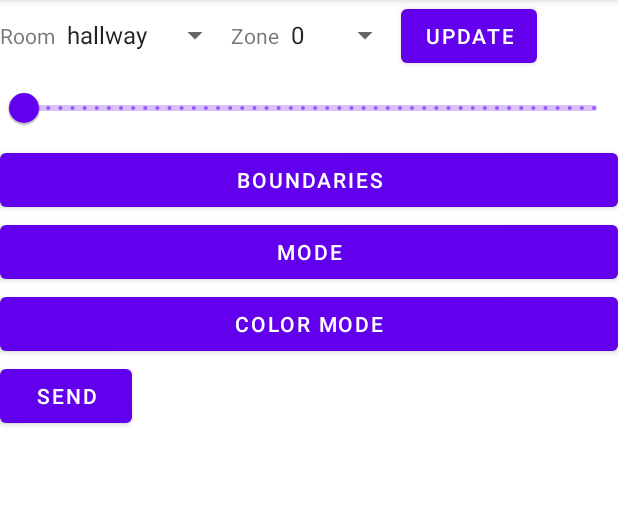
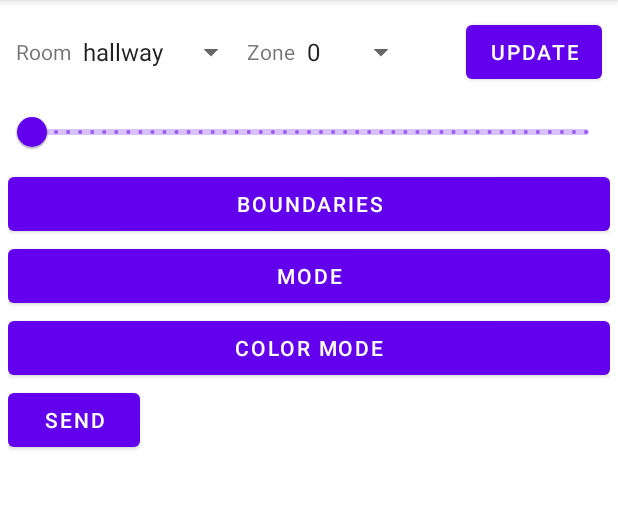
Before and after one commit to Nolven/home, an Android app: the fragment FragmentLed placed in its activity, on a phone screen of 412 x 824 dp, the part 84-594 px from its top. Run offline under Robolectric (Android 15) with nearby library versions, the phone set to English and light mode, and no system bars; our stand-ins replace Room's generated code; libraries missing offline, so code that uses them is left out: com.flask.colorpicker, org.eclipse.paho.

Commit message:
Style, baby

```diff
--- a/android_app/app/src/main/res/layout/fragment_led.xml
+++ b/android_app/app/src/main/res/layout/fragment_led.xml
@@ -4,41 +4,59 @@
     android:layout_width="match_parent"
     android:layout_height="match_parent"
     android:orientation="vertical"
+    android:layout_margin="5dp"
     tools:context=".led.FragmentLed">
 
-    <LinearLayout
-        android:layout_width="wrap_content"
+    <RelativeLayout
+        android:layout_width="match_parent"
         android:layout_height="wrap_content"
-        android:orientation="horizontal"
-        android:layout_gravity="center_vertical">
+        android:layout_margin="5dp">
 
         <TextView
+            android:id="@+id/room_spinner_label"
             android:layout_width="wrap_content"
             android:layout_height="wrap_content"
-            android:text="@string/room_spinner_label" />
+            android:layout_alignParentStart="true"
+            android:text="@string/room_spinner_label"
+            android:layout_centerInParent="true"
+            />
 
         <Spinner
             android:id="@+id/room_spinner"
             android:layout_width="wrap_content"
-            android:layout_height="wrap_content" />
+            android:layout_height="wrap_content"
+            android:layout_toEndOf="@id/room_spinner_label"
+            android:layout_centerInParent="true"
+
+            />
 
         <TextView
+            android:id="@+id/zone_spinner_label"
             android:layout_width="wrap_content"
             android:layout_height="wrap_content"
-            android:text="@string/zone_spinner_label" />
+            android:text="@string/zone_spinner_label"
+            android:layout_toEndOf="@id/room_spinner"
+            android:layout_centerInParent="true"
+            />
 
         <Spinner
             android:id="@+id/zone_spinner"
             android:layout_width="wrap_content"
-            android:layout_height="wrap_content" />
+            android:layout_height="wrap_content"
+            android:layout_toEndOf="@id/zone_spinner_label"
+            android:layout_centerInParent="true"
+            />
 
         <Button
             android:id="@+id/led_refresh_button"
             android:layout_width="wrap_content"
             android:layout_height="wrap_content"
-            android:text="@string/Update"/>
+            android:layout_alignParentEnd="true"
+            android:text="@string/Update"
+            android:layout_centerInParent="true"
+            tools:ignore="RelativeOverlap" />
 
-    </LinearLayout>
+    </RelativeLayout>
 
     <com.google.android.material.slider.Slider
         android:id="@+id/brightness_slider"
```
